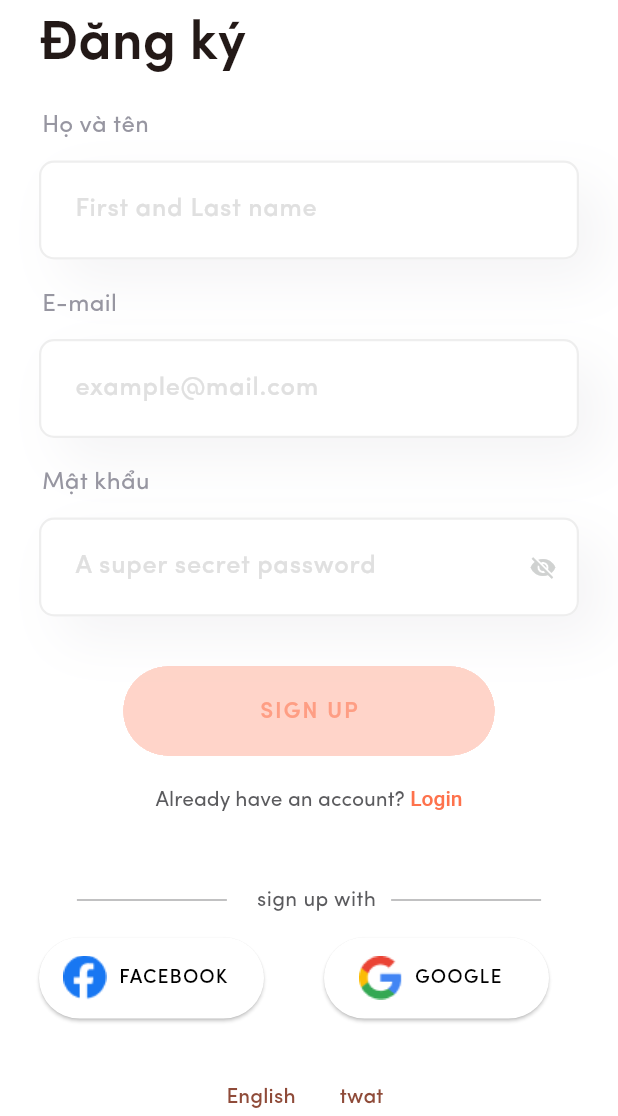
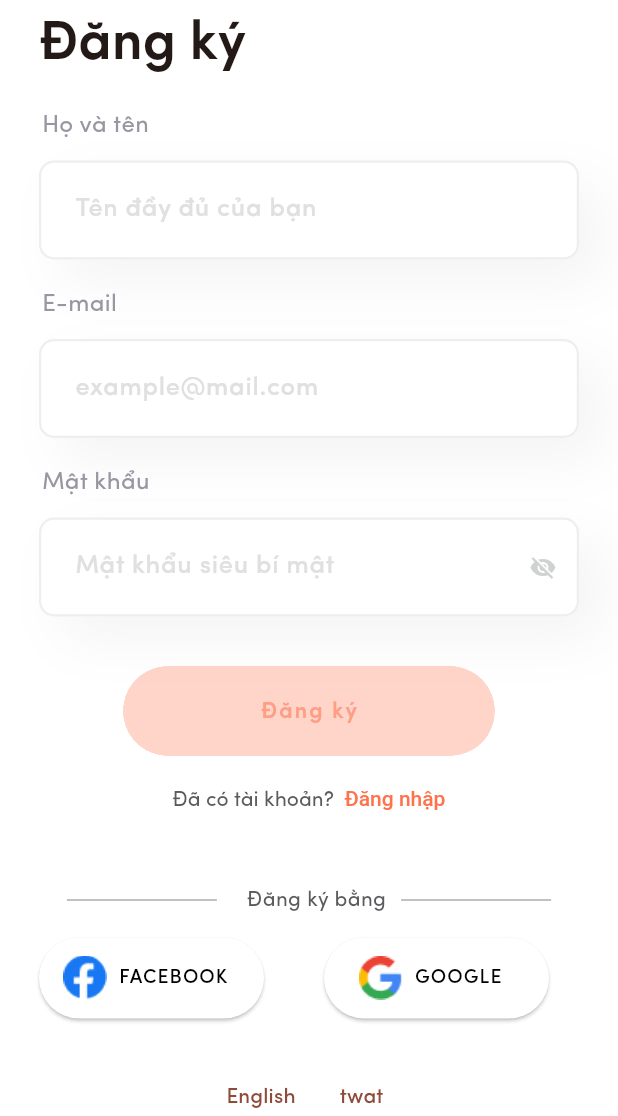
Before and after one commit to mmotkim/foodhub, a Flutter app: the SignUpScreen screen opened directly, after a tap on "twat", on a phone screen of 412 x 824 dp, the part 120-1236 px from its top. Run offline on Flutter 3.47's test engine with Material 2 defaults, Android fonts, the light colour scheme and no system bars; drawn by our look-alikes of reactive_forms; our stand-ins replace easy_localization, firebase_auth, firebase_core; missing offline and left inert: reactive_pin_code_fields; accounts and stored records are empty.

Commit message:
Fixed languages, added seperate validators

```diff
--- a/assets/translations/en.json
+++ b/assets/translations/en.json
@@ -15,5 +15,6 @@
     "pass": "Password",
     "login": "Login",
     "forgotPassword": "Forgot password",
-    "passGuide": "A super secret password"
+    "passGuide": "A super secret password",
+    "nameGuide": "First and Last Name"
   }
--- a/assets/translations/vi.json
+++ b/assets/translations/vi.json
@@ -15,5 +15,6 @@
     "pass": "Mật khẩu",
     "login": "Đăng nhập",
     "forgotPassword": "Quên mật khẩu",
-    "passGuide": "Mật khẩu siêu bí mật"
+    "passGuide": "Mật khẩu siêu bí mật",
+    "nameGuide": "Tên đầy đủ của bạn"
   }
--- a/lib/auth/views/login.dart
+++ b/lib/auth/views/login.dart
@@ -1,5 +1,6 @@
 // ignore_for_file: unused_element, avoid_print
 
+import 'package:easy_localization/easy_localization.dart';
 import 'package:flutter/material.dart';
 import 'package:foodhub/auth/controllers/auth_controller.dart';
 import 'package:foodhub/auth/views/loading_screen.dart';
@@ -11,6 +12,7 @@ import 'package:foodhub/components/horizontal_separator.dart';
 import 'package:foodhub/components/social_button.dart';
 import 'package:foodhub/gen/assets.gen.dart';
 import 'package:foodhub/styles/custom_texts.dart';
+import 'package:foodhub/utils/input_validation.dart';
 import 'package:provider/provider.dart';
 import 'package:reactive_forms/reactive_forms.dart';
 
@@ -27,41 +29,9 @@ class _LoginScreenState extends State<LoginScreen> {
   final emailController = TextEditingController();
   final passwordController = TextEditingController();
 
-  void validateAndSave() {
-    // setState(() {
-    //   print("aaa ${passwordController.text}");
-    // });
-    // // final FormState form = _formKey.currentState!;
-    // if (form.validate()) {
-    //   // print('Form is valid');
-    // } else {
-    //   // print('Form is invalid');
-    // }
-
-    // Navigator.push(
-    //   context,
-    //   MaterialPageRoute(
-    //       builder: (context) => MainMemu(
-    //             name: "test",
-    //             email: emailController.text,
-    //             password: passwordController.text,
-    //           )),
-    // );
-
-    // Navigator.pushNamed(context, 'main_menu', arguments: {
-    //   'email': emailController.text,
-    //   'password': passwordController.text
-    // });
-  }
-
   final form = FormGroup({
-    'email': FormControl<String>(validators: [
-      Validators.required,
-      Validators.email,
-    ]),
-    'password': FormControl<String>(validators: [
-      Validators.required,
-    ]),
+    'email': InputValidation.email,
+    'password': InputValidation.password,
   });
 
   void _handleSignUp() async {
@@ -127,39 +97,47 @@ class _LoginScreenState extends State<LoginScreen> {
                 Padding(
                   padding: const EdgeInsets.symmetric(horizontal: 26.0),
                   child: Text(
-                    'Login',
+                    'login'.tr(),
                     style: CustomTextStyle.headlineLarge(context),
                   ),
                 ),
                 const SizedBox(height: 28.0),
-                BigField.email(formName: 'email', controller: emailController),
+                BigField.email(
+                  formName: 'email',
+                  controller: emailController,
+                  label: 'email'.tr(),
+                ),
 
                 const SizedBox(height: 28.0),
                 BigField.password(
-                    formName: 'password', controller: passwordController),
+                  hintText: 'passGuide'.tr(),
+                  formName: 'password',
+                  controller: passwordController,
+                  label: 'pass'.tr(),
+                ),
                 const SizedBox(height: 28),
                 Center(
                   child: Column(
                     children: [
                       BottomHelpText.light(
                           text: '',
-                          actionText: 'Forgot password?',
+                          actionText: '${'forgotPassword'.tr()}?',
                           onPressed: () {}),
                       const SizedBox(height: 25),
                       FormSubmitButton(
-                        text: 'LOGIN',
+                        text: 'login'.tr(),
                         onPressed: _handleSignUp,
                       ),
                       const SizedBox(height: 20),
                       BottomHelpText.light(
-                          text: 'Don\'t have an account? ',
-                          actionText: 'Sign Up',
+                          text: '${'dontAccount'.tr()}?  ',
+                          actionText: 'signUp'.tr(),
                           onPressed: () {
                             Navigator.of(context).pushReplacement(
                                 _createRoute(const SignUpScreen()));
                           }),
                       const SizedBox(height: 50),
-                      const HorizontalSeparator.dark(),
+                      HorizontalSeparator.dark(text: 'signInWith'.tr()),
                       const SizedBox(height: 15),
                       const Padding(
                         padding: EdgeInsets.symmetric(horizontal: 26),
--- a/lib/auth/views/signup.dart
+++ b/lib/auth/views/signup.dart
@@ -11,6 +11,7 @@ import 'package:foodhub/components/horizontal_separator.dart';
 import 'package:foodhub/components/social_button.dart';
 import 'package:foodhub/gen/assets.gen.dart';
 import 'package:foodhub/styles/custom_texts.dart';
+import 'package:foodhub/utils/input_validation.dart';
 import 'package:provider/provider.dart';
 import 'package:reactive_forms/reactive_forms.dart';
 import 'package:foodhub/auth/views/loading_screen.dart';
@@ -21,7 +22,7 @@ import 'package:foodhub/auth/views/loading_screen.dart';
 //submit button disableable X & added sign in
 //multilanguage, used shared_preferences package for persisting package X
 //custom colors X
-//seperate validators
+//seperate validators X
 //fix validation message location
 //add google's
 class SignUpScreen extends StatefulWidget {
@@ -38,18 +39,9 @@ class _SignUpScreenState extends State<SignUpScreen> {
 
   //input validations
   final form = FormGroup({
-    'name': FormControl<String>(
-      validators: [
-        Validators.required,
-      ],
-    ),
-    'email': FormControl<String>(validators: [
-      Validators.required,
-      Validators.email,
-    ]),
-    'password': FormControl<String>(validators: [
-      Validators.required,
-    ]),
+    'name': InputValidation.name,
+    'email': InputValidation.email,
+    'password': InputValidation.password,
   });
 
   void _handleSignUp() async {
@@ -117,7 +109,7 @@ class _SignUpScreenState extends State<SignUpScreen> {
                 const SizedBox(height: 20.0),
                 // Full name field
                 BigField(
-                  hintText: 'First and Last name',
+                  hintText: 'nameGuide'.tr(),
                   obscureText: false, //obscureText
                   textInputType: TextInputType.text,
                   label: 'fullName'.tr(),
@@ -134,6 +126,7 @@ class _SignUpScreenState extends State<SignUpScreen> {
                 // Password Field
                 const SizedBox(height: 18.0), // Spacing
                 BigField.password(
+                  hintText: 'passGuide'.tr(),
                   formName: 'password',
                   controller: passwordController,
                   label: 'pass'.tr(),
@@ -143,7 +136,7 @@ class _SignUpScreenState extends State<SignUpScreen> {
 
                 Center(
                   child: FormSubmitButton(
-                    text: 'SIGN UP',
+                    text: 'signUp'.tr(),
                     onPressed: _handleSignUp,
                   ),
                 ),
@@ -152,8 +145,8 @@ class _SignUpScreenState extends State<SignUpScreen> {
                 const SizedBox(height: 20.0), // Spacing
                 Center(
                   child: BottomHelpText.light(
-                    text: 'Already have an account? ',
-                    actionText: 'Login',
+                    text: '${'alreadyAccount'.tr()}?  ',
+                    actionText: 'login'.tr(),
                     onPressed: () {
                       Navigator.of(context)
                           .push(_createRoute(const LoginScreen()));
@@ -163,7 +156,7 @@ class _SignUpScreenState extends State<SignUpScreen> {
 
                 const SizedBox(height: 50.0), // Spacing
                 // Sign in with Text and Vertical Lines
-                const HorizontalSeparator.dark(),
+                HorizontalSeparator.dark(text: 'signUpWith'.tr()),
                 const SizedBox(height: 15.0), // Spacing
 
                 const Padding(
--- a/lib/auth/views/welcome.dart
+++ b/lib/auth/views/welcome.dart
@@ -123,7 +123,7 @@ class _WelcomeScreenState extends State<WelcomeScreen> {
             left: 0.0,
             right: 0.0,
             child: Center(
-              child: HorizontalSeparator.light(),
+              child: HorizontalSeparator.light(text: 'signInWith'.tr()),
             ),
           ),
           // Login Buttons at the Bottom
@@ -163,21 +163,30 @@ class _WelcomeScreenState extends State<WelcomeScreen> {
                           .transparent, // Make the ElevatedButton transparent
                       shadowColor: Colors.transparent, // Remove shadow
                     ),
-                    child: Text(
-                      'Start with email or phone',
-                      style: TextStyle(
-                        color: Color(0xFFFEFEFE),
-                        fontSize: 17,
-                        fontWeight: FontWeight.w500,
-                        fontFamily: 'SofiaPro',
-                      ),
-                    ),
+                    child: Text('signInEmail'.tr(),
+                        style: context.locale.languageCode == 'en'
+                            ? TextStyle(
+                                color: Color(0xFFFEFEFE),
+                                fontSize: 17,
+                                fontWeight: FontWeight.w500,
+                                fontFamily: 'SofiaPro',
+                              )
+                            : TextStyle(
+                                color: Color(0xFFFEFEFE),
+                                fontSize: 15,
+                                fontWeight: FontWeight.w500,
+                                fontFamily: 'SofiaPro',
+                              )),
                   ),
                 ),
                 SizedBox(height: 25),
-                BottomHelpText.welcome(onpressed: () {
-                  Navigator.of(context).push(_createRoute(LoginScreen()));
-                }),
+                BottomHelpText.welcome(
+                  onpressed: () {
+                    Navigator.of(context).push(_createRoute(LoginScreen()));
+                  },
+                  text: '${'alreadyAccount'.tr()}?  ',
+                  actionText: 'signIn'.tr(),
+                ),
               ],
             ),
           ),
--- a/lib/components/big_field.dart
+++ b/lib/components/big_field.dart
@@ -23,9 +23,9 @@ class BigField extends StatefulWidget {
     required this.controller,
   }) : super(key: key);
 
-  const BigField.password({formName, controller, label})
+  const BigField.password({hintText, formName, controller, label})
       : this(
-            hintText: 'A super secret password',
+            hintText: hintText,
             obscureText: true,
             textInputType: TextInputType.text,
             label: label,
--- a/lib/components/bottom_help_text.dart
+++ b/lib/components/bottom_help_text.dart
@@ -23,10 +23,11 @@ class BottomHelpText extends StatelessWidget {
   final double? fontSize;
   final GestureTapCallback onPressed;
 
-  const BottomHelpText.welcome({onpressed})
+  const BottomHelpText.welcome(
+      {required text, required actionText, required onpressed})
       : this(
-          text: 'Already have an account? ',
-          actionText: 'Sign in',
+          text: text,
+          actionText: actionText,
           color: Colors.white,
           actionColor: Colors.white,
           isUnderlined: TextDecoration.underline,
--- a/lib/components/horizontal_separator.dart
+++ b/lib/components/horizontal_separator.dart
@@ -11,10 +11,10 @@ class HorizontalSeparator extends StatelessWidget {
   });
   final Color color;
   final String text;
-  const HorizontalSeparator.dark()
-      : this(color: const Color(0xFF5B5B5E), text: 'sign up with');
-  const HorizontalSeparator.light()
-      : this(color: Colors.white, text: 'Sign in with');
+  const HorizontalSeparator.dark({required text})
+      : this(color: const Color(0xFF5B5B5E), text: text);
+  const HorizontalSeparator.light({required text})
+      : this(color: Colors.white, text: text);
 
   @override
   Widget build(BuildContext context) {
--- a/lib/utils/input_validation.dart
+++ b/lib/utils/input_validation.dart
@@ -1 +1,23 @@
-class Printer {}
+import 'package:reactive_forms/reactive_forms.dart';
+
+class InputValidation {
+  static FormControl<String> password = FormControl<String>(
+    validators: [
+      Validators.required,
+      Validators.minLength(6),
+    ],
+  );
+
+  static FormControl<String> email = FormControl<String>(
+    validators: [
+      Validators.required,
+      Validators.email,
+    ],
+  );
+
+  static FormControl<String> name = FormControl<String>(
+    validators: [
+      Validators.required,
+    ],
+  );
+}
```
